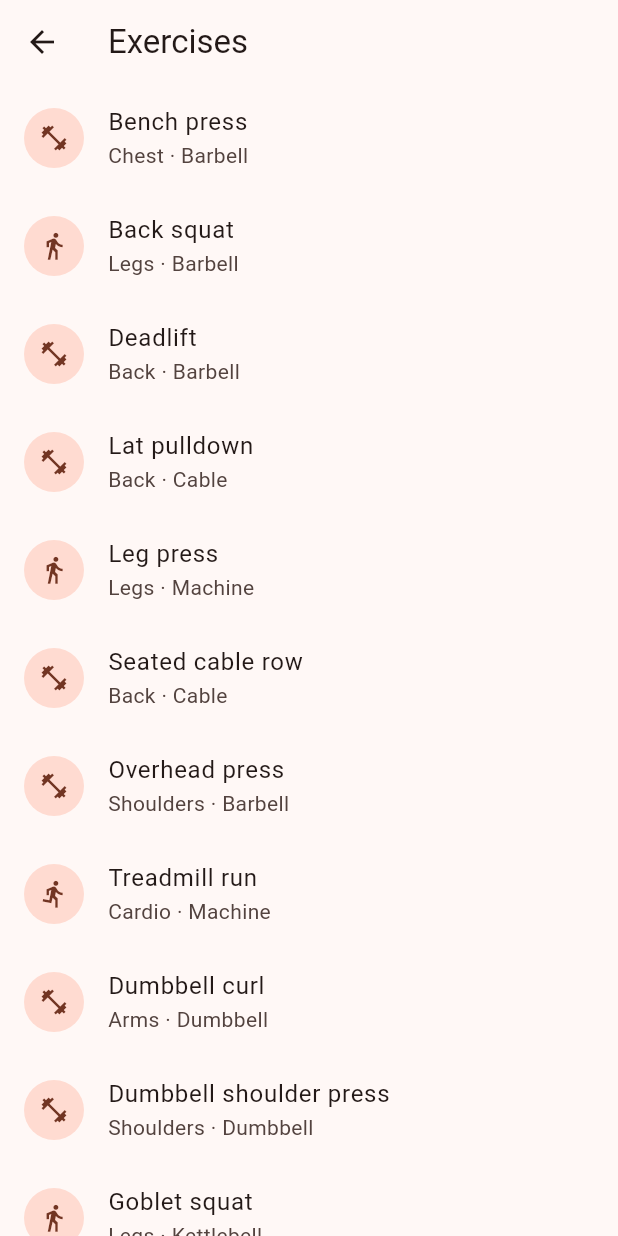
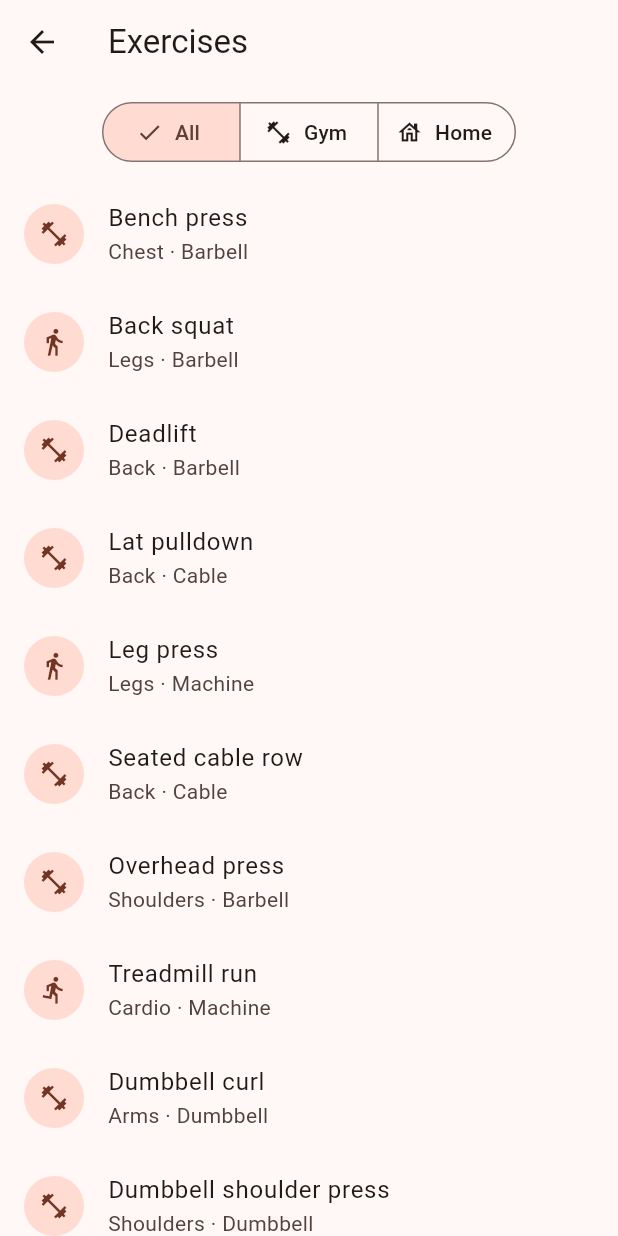
Before and after one commit to lordyhas/endelea, a Flutter app: the ExerciseLibraryScreen screen opened directly, on a phone screen of 412 x 824 dp. Run offline on Flutter 3.47's test engine with Material 3 defaults, Android fonts, the phone set to English and light mode, and no system bars.

Commit message:
feat: filter exercises by gym or home

```diff
--- a/lib/screens/exercise_library_screen.dart
+++ b/lib/screens/exercise_library_screen.dart
@@ -1,19 +1,58 @@
 import 'package:flutter/material.dart';
 
 import '../data/exercise_catalog.dart';
+import '../models/exercise.dart';
 import '../widgets/exercise_tile.dart';
 
-class ExerciseLibraryScreen extends StatelessWidget {
+class ExerciseLibraryScreen extends StatefulWidget {
   const ExerciseLibraryScreen({super.key});
 
   @override
+  State<ExerciseLibraryScreen> createState() => _ExerciseLibraryScreenState();
+}
+
+class _ExerciseLibraryScreenState extends State<ExerciseLibraryScreen> {
+  TrainingPlace _place = TrainingPlace.both;
+
+  List<Exercise> get _filtered =>
+      exerciseCatalog.where((e) => e.place.matches(_place)).toList();
+
+  @override
   Widget build(BuildContext context) {
-    const exercises = exerciseCatalog;
+    final exercises = _filtered;
     return Scaffold(
       appBar: AppBar(title: const Text('Exercises')),
-      body: ListView.builder(
-        itemCount: exercises.length,
-        itemBuilder: (context, index) => ExerciseTile(exercise: exercises[index]),
+      body: Column(
+        children: [
+          Padding(
+            padding: const EdgeInsets.fromLTRB(16, 8, 16, 8),
+            child: SegmentedButton<TrainingPlace>(
+              segments: const [
+                ButtonSegment(value: TrainingPlace.both, label: Text('All')),
+                ButtonSegment(
+                  value: TrainingPlace.gym,
+                  label: Text('Gym'),
+                  icon: Icon(Icons.fitness_center),
+                ),
+                ButtonSegment(
+                  value: TrainingPlace.home,
+                  label: Text('Home'),
+                  icon: Icon(Icons.house_outlined),
+                ),
+              ],
+              selected: {_place},
+              onSelectionChanged: (selection) =>
+                  setState(() => _place = selection.first),
+            ),
+          ),
+          Expanded(
+            child: ListView.builder(
+              itemCount: exercises.length,
+              itemBuilder: (context, index) =>
+                  ExerciseTile(exercise: exercises[index]),
+            ),
+          ),
+        ],
       ),
     );
   }
```
